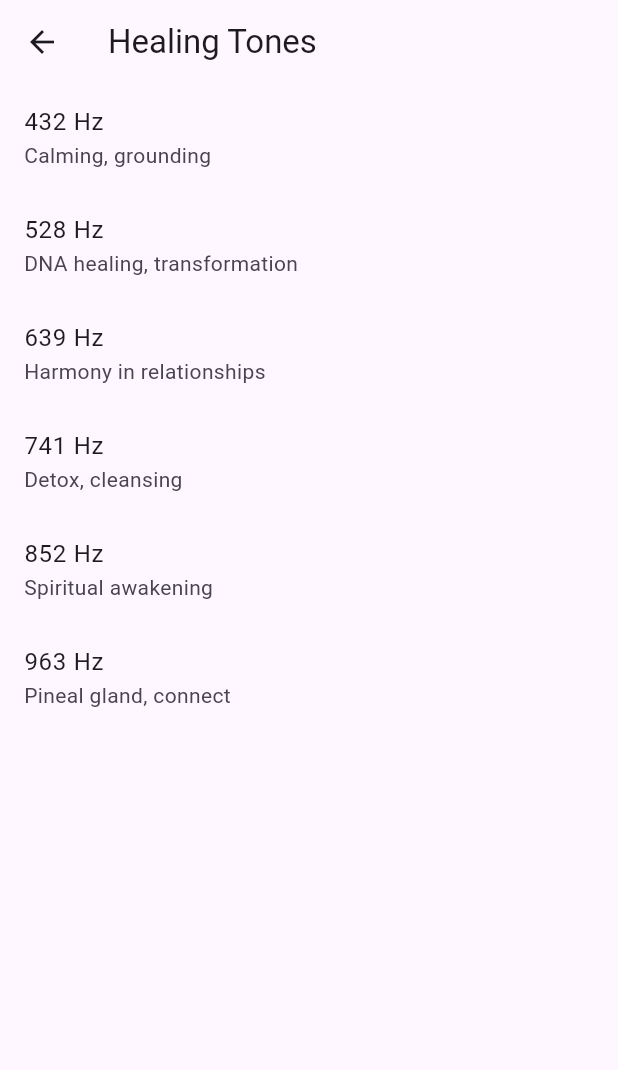
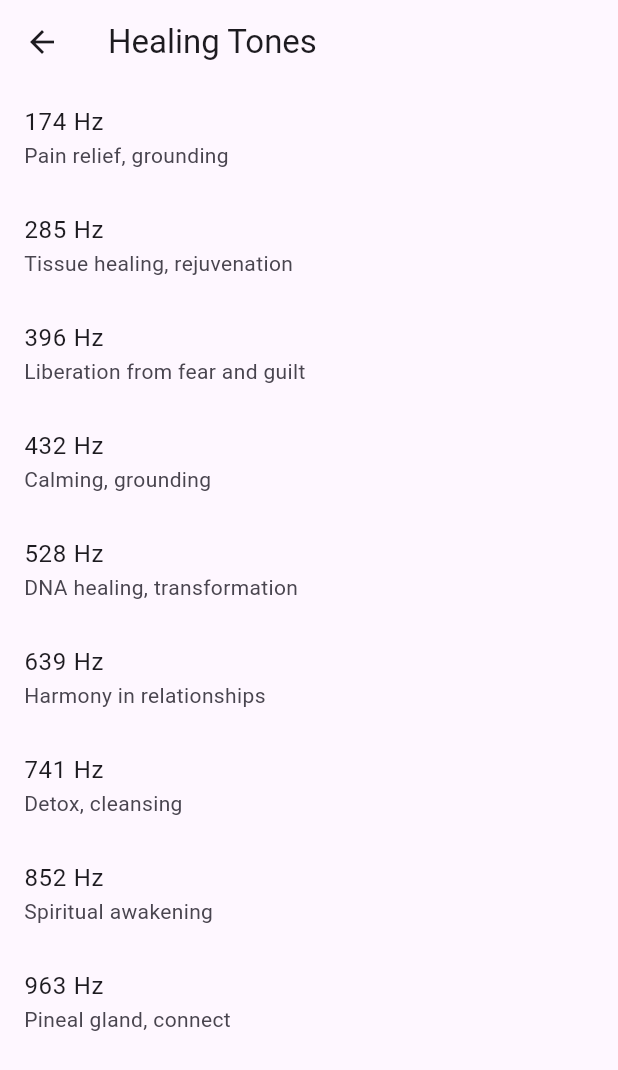
Before and after one commit to Tonycanehoneysett/solfeggio_app, a Flutter app: the screen it shows after launch, after a tap on "Explore Tones", on a phone screen of 412 x 824 dp. Shown: the top 1070 px of the screen. Run offline on Flutter 3.47's test engine with Material 3 defaults, Android fonts, the light colour scheme and no system bars.

Commit message:
Update main.dart

```diff
--- a/lib/main.dart
+++ b/lib/main.dart
@@ -37,7 +37,7 @@ class HomePage extends StatelessWidget {
                 Padding(
                   padding: EdgeInsets.symmetric(horizontal: 24.0),
                   child: Text(
-                    'Audio Wellness provides healing tones to support mind and body.',
+                    'Select the frequency that best supports your emotional and physical needs',
                     textAlign: TextAlign.center,
                     style: TextStyle(fontSize: 16),
                   ),
@@ -63,6 +63,9 @@ class HomePage extends StatelessWidget {
 
 class TonesPage extends StatelessWidget {
   final List<Map<String, String>> tones = [
+    {'name': '174 Hz', 'benefit': 'Pain relief, grounding'},
+    {'name': '285 Hz', 'benefit': 'Tissue healing, rejuvenation'},
+    {'name': '396 Hz', 'benefit': 'Liberation from fear and guilt'},
     {'name': '432 Hz', 'benefit': 'Calming, grounding'},
     {'name': '528 Hz', 'benefit': 'DNA healing, transformation'},
     {'name': '639 Hz', 'benefit': 'Harmony in relationships'},
```
